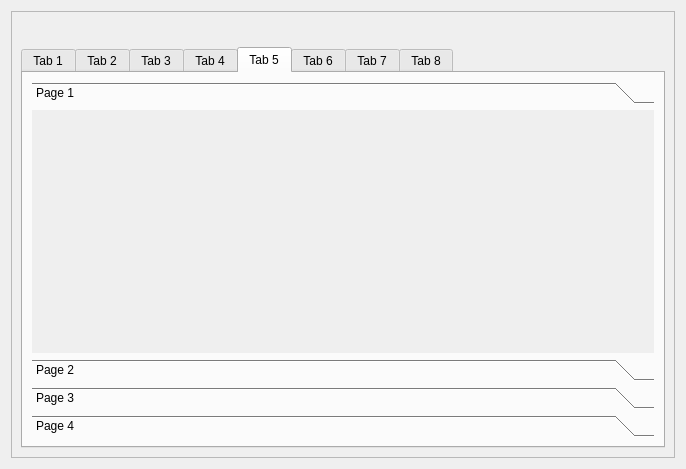
First picture: the form in Qt/my_programm/_For_tests/src/for_tests_mainbox/src/ui/for_tests_mainbox.ui, repository RinatB2017/mega_GIT, before the edit.
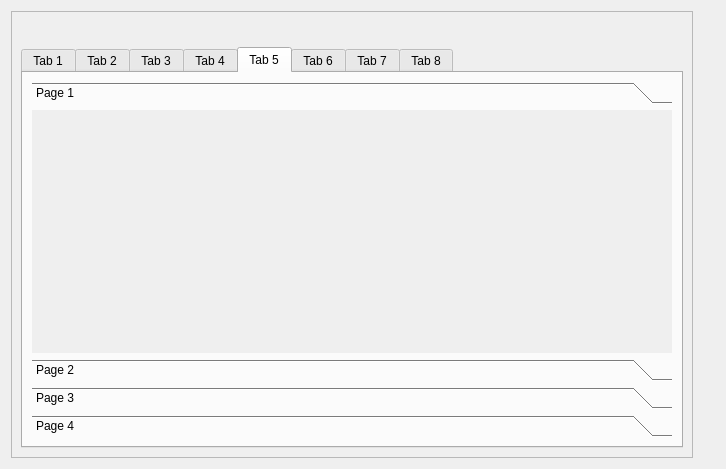
Second picture: the form after the edit. The open tabs and pages were chosen to show the change. Icons and pictures are not drawn. Custom widgets are drawn as their Qt base class.

Patch:
```diff
--- a/Qt/my_programm/_For_tests/src/for_tests_mainbox/src/ui/for_tests_mainbox.ui
+++ b/Qt/my_programm/_For_tests/src/for_tests_mainbox/src/ui/for_tests_mainbox.ui
@@ -6,7 +6,7 @@
    <rect>
     <x>0</x>
     <y>0</y>
-    <width>686</width>
+    <width>726</width>
     <height>469</height>
    </rect>
   </property>
@@ -345,8 +345,8 @@
               <rect>
                <x>0</x>
                <y>0</y>
-               <width>96</width>
-               <height>26</height>
+               <width>100</width>
+               <height>30</height>
               </rect>
              </property>
              <attribute name="icon">
@@ -473,6 +473,25 @@
      </layout>
     </widget>
    </item>
+   <item>
+    <layout class="QVBoxLayout" name="verticalLayout_11">
+     <property name="leftMargin">
+      <number>8</number>
+     </property>
+     <property name="topMargin">
+      <number>8</number>
+     </property>
+     <property name="rightMargin">
+      <number>8</number>
+     </property>
+     <property name="bottomMargin">
+      <number>8</number>
+     </property>
+     <item>
+      <widget class="TestWidget" name="test_widget" native="true"/>
+     </item>
+    </layout>
+   </item>
   </layout>
  </widget>
  <customwidgets>
@@ -498,6 +517,12 @@
    <header>controlexitwidget.hpp</header>
    <container>1</container>
   </customwidget>
+  <customwidget>
+   <class>TestWidget</class>
+   <extends>QWidget</extends>
+   <header>testwidget.hpp</header>
+   <container>1</container>
+  </customwidget>
  </customwidgets>
  <tabstops>
   <tabstop>tabWidget</tabstop>
```
Left out of the diff: 12 changed lines with no effect on the pictures.
